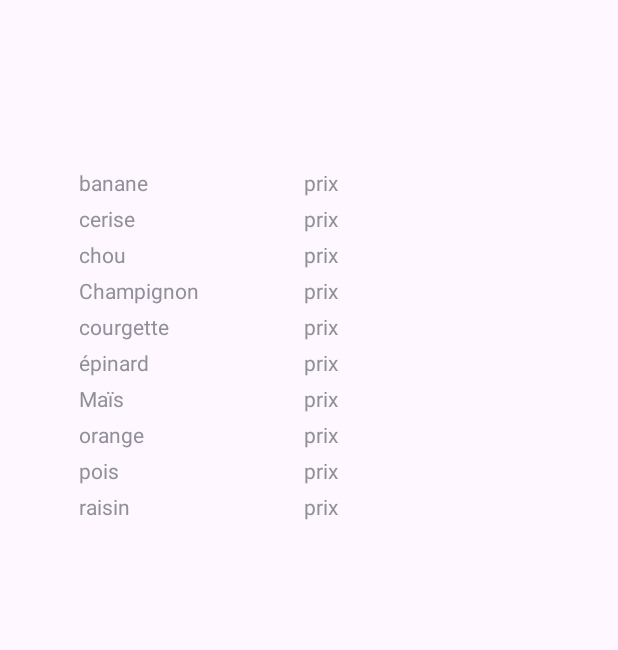
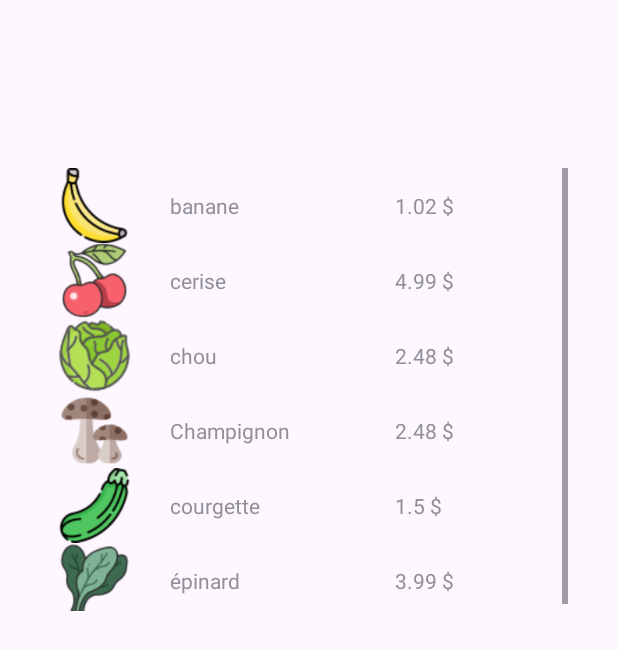
Before and after one commit to Frooggyy/PFI_Mobile, an Android app: the ListeEpicerie screen opened directly, with no data from a screen before it, on a phone screen of 412 x 824 dp. Shown: the top 650 px of the screen. Run offline under Robolectric (Android 15) with nearby library versions, the phone set to English and light mode, and no system bars.

Commit message:
affichage des images

```diff
--- a/app/src/main/java/com/example/pfijava/Adaptateur.java
+++ b/app/src/main/java/com/example/pfijava/Adaptateur.java
@@ -1,9 +1,12 @@
 package com.example.pfijava;
 
 import android.content.Context;
+import android.graphics.drawable.Drawable;
+import android.media.Image;
 import android.view.LayoutInflater;
 import android.view.ViewGroup;
 import android.view.View;
+import android.widget.ImageView;
 import android.widget.TextView;
 
 import androidx.annotation.NonNull;
@@ -25,9 +28,7 @@ public class Adaptateur extends RecyclerView.Adapter<Adaptateur.MyViewHolder> {
     @Override
     public Adaptateur.MyViewHolder onCreateViewHolder(@NonNull ViewGroup parent, int viewType) {
         LayoutInflater inflator = LayoutInflater.from(context);
-
         View itemView = inflator.inflate(R.layout.ligne_article, parent,false);
-
         return new MyViewHolder(itemView);
     }
 
@@ -35,9 +36,11 @@ public class Adaptateur extends RecyclerView.Adapter<Adaptateur.MyViewHolder> {
     public void onBindViewHolder(@NonNull Adaptateur.MyViewHolder holder, int position) {
 
         String nom = articles.get(position).getNom();
-        double prix = articles.get(position).getPrix() + " $";
+        String prix = articles.get(position).getPrix() + " $";
+        Drawable img = articles.get(position).getImage();
         holder.articleNom.setText(nom);
         holder.articlePrix.setText(prix);
+        holder.articleImage.setImageDrawable(img);
     }
 
     @Override
@@ -50,10 +53,12 @@ public class Adaptateur extends RecyclerView.Adapter<Adaptateur.MyViewHolder> {
 
         TextView articleNom;
         TextView articlePrix;
+        ImageView articleImage;
         View uneLigne;
 
         public MyViewHolder(@NonNull View itemView) {
             super(itemView);
+            articleImage = (ImageView) itemView.findViewById(R.id.LA_img);
             articleNom = (TextView) itemView.findViewById(R.id.LA_txtNomArticle);
             articlePrix = (TextView) itemView.findViewById(R.id.LA_txtPrix);
             uneLigne = (View) itemView.findViewById(R.id.LA_constraint);
--- a/app/src/main/java/com/example/pfijava/Article.java
+++ b/app/src/main/java/com/example/pfijava/Article.java
@@ -1,16 +1,19 @@
 package com.example.pfijava;
+
+import android.graphics.drawable.Drawable;
+import android.widget.ImageView;
 
 public class Article {
     private String nom;
     private double prix;
-    private String image;
+    private Drawable image;
     private String description;
 
-    public String getImage() {
+    public Drawable getImage() {
         return image;
     }
 
-    public void setImage(String image) {
+    public void setImage(Drawable image) {
         this.image = image;
     }
 
@@ -38,7 +41,7 @@ public class Article {
         this.description = description;
     }
 
-    public Article(String nom, double prix, String image, String description) {
+    public Article(String nom, double prix, Drawable image, String description) {
         this.nom = nom;
         this.prix = prix;
         this.image = image;
--- a/app/src/main/java/com/example/pfijava/ListeEpicerie.java
+++ b/app/src/main/java/com/example/pfijava/ListeEpicerie.java
@@ -31,15 +31,15 @@ public class ListeEpicerie extends AppCompatActivity {
     }
 
     void RemplirArticle(ArrayList<Article> listeArticles) {
-        listeArticles.add(new Article("banane",1.02,"banane",getResources().getString(R.string.articleDesc_banane)));
-        listeArticles.add(new Article("cerise",4.99,"cerise",getResources().getString(R.string.articleDesc_cerise)));
-        listeArticles.add(new Article("chou",2.48,"chou",getResources().getString(R.string.articleDesc_chou)));
-        listeArticles.add(new Article("Champignon",2.48,"champignon",getResources().getString(R.string.articleDesc_champignon)));
-        listeArticles.add(new Article("courgette",1.50,"courgette",getResources().getString(R.string.articleDesc_courgette)));
-        listeArticles.add(new Article("épinard",3.99,"epinard",getResources().getString(R.string.articleDesc_epinard)));
-        listeArticles.add(new Article("Maïs",5.60,"mais",getResources().getString(R.string.articleDesc_mais)));
-        listeArticles.add(new Article("orange",0.99,"orange",getResources().getString(R.string.articleDesc_orange)));
-        listeArticles.add(new Article("pois",2.99,"pois",getResources().getString(R.string.articleDesc_pois)));
-        listeArticles.add(new Article("raisin",3.50,"raisin",getResources().getString(R.string.articleDesc_raisin)));
+        listeArticles.add(new Article("banane",1.02,getResources().getDrawable(R.drawable.banane, null),getResources().getString(R.string.articleDesc_banane)));
+        listeArticles.add(new Article("cerise",4.99,getResources().getDrawable(R.drawable.cerise, null),getResources().getString(R.string.articleDesc_cerise)));
+        listeArticles.add(new Article("chou",2.48,getResources().getDrawable(R.drawable.chou, null),"chou"));
+        listeArticles.add(new Article("Champignon",2.48,getResources().getDrawable(R.drawable.champignon, null),getResources().getString(R.string.articleDesc_champignon)));
+        listeArticles.add(new Article("courgette",1.50,getResources().getDrawable(R.drawable.courgette, null),getResources().getString(R.string.articleDesc_courgette)));
+        listeArticles.add(new Article("épinard",3.99,getResources().getDrawable(R.drawable.epinard, null),getResources().getString(R.string.articleDesc_epinard)));
+        listeArticles.add(new Article("Maïs",5.60,getResources().getDrawable(R.drawable.mais, null),getResources().getString(R.string.articleDesc_mais)));
+        listeArticles.add(new Article("orange",0.99,getResources().getDrawable(R.drawable.orange, null),getResources().getString(R.string.articleDesc_orange)));
+        listeArticles.add(new Article("pois",2.99,getResources().getDrawable(R.drawable.pois, null),getResources().getString(R.string.articleDesc_pois)));
+        listeArticles.add(new Article("raisin",3.50,getResources().getDrawable(R.drawable.raisin, null),getResources().getString(R.string.articleDesc_raisin)));
     }
 }
--- a/app/src/main/res/layout/ligne_article.xml
+++ b/app/src/main/res/layout/ligne_article.xml
@@ -14,20 +14,29 @@
         tools:layout_editor_absoluteX="0dp"
         tools:layout_editor_absoluteY="0dp">
 
+        <ImageView
+            android:id="@+id/LA_img"
+            android:layout_width="50sp"
+            android:layout_height="50sp"
+            android:layout_weight="1"
+            tools:srcCompat="@tools:sample/avatars" />
+
         <TextView
             android:id="@+id/LA_txtNomArticle"
             android:layout_width="80dp"
-            android:layout_height="24dp"
+            android:layout_height="match_parent"
             android:layout_marginStart="20dp"
+            android:gravity="center_vertical"
             android:text="nomArticle"
             android:textSize="14sp" />
 
         <TextView
             android:id="@+id/LA_txtPrix"
             android:layout_width="64dp"
-            android:layout_height="24dp"
+            android:layout_height="match_parent"
             android:layout_marginStart="70dp"
             android:layout_marginEnd="51dp"
+            android:gravity="center_vertical"
             android:text="prix" />
 
     </LinearLayout>
```
